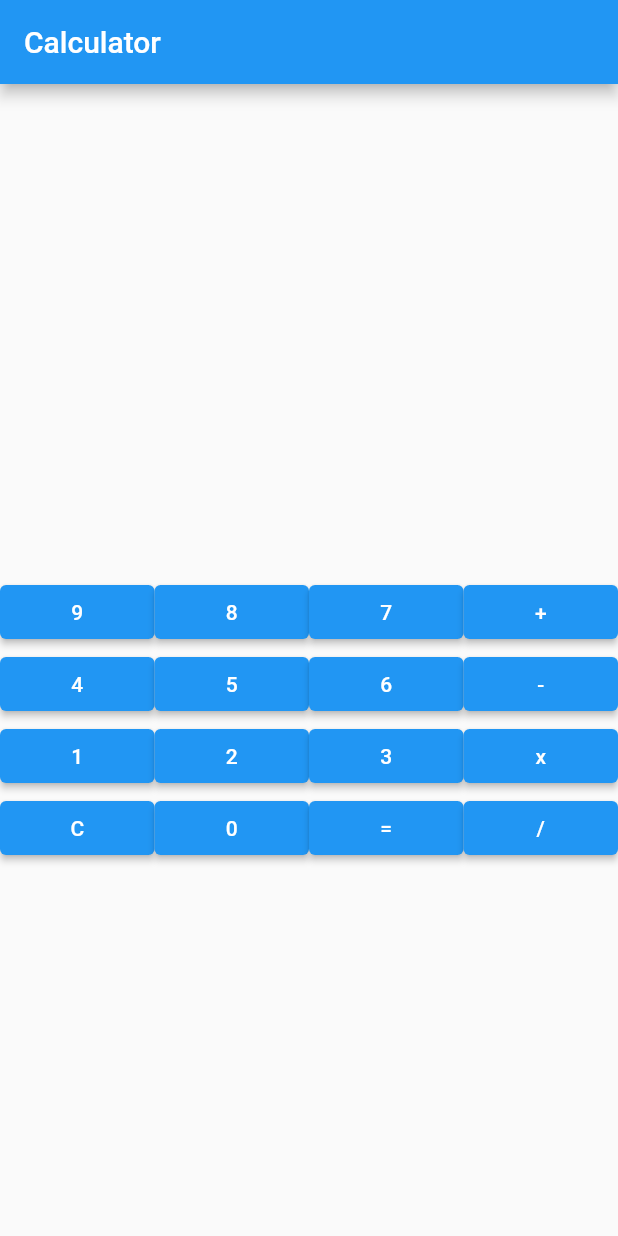
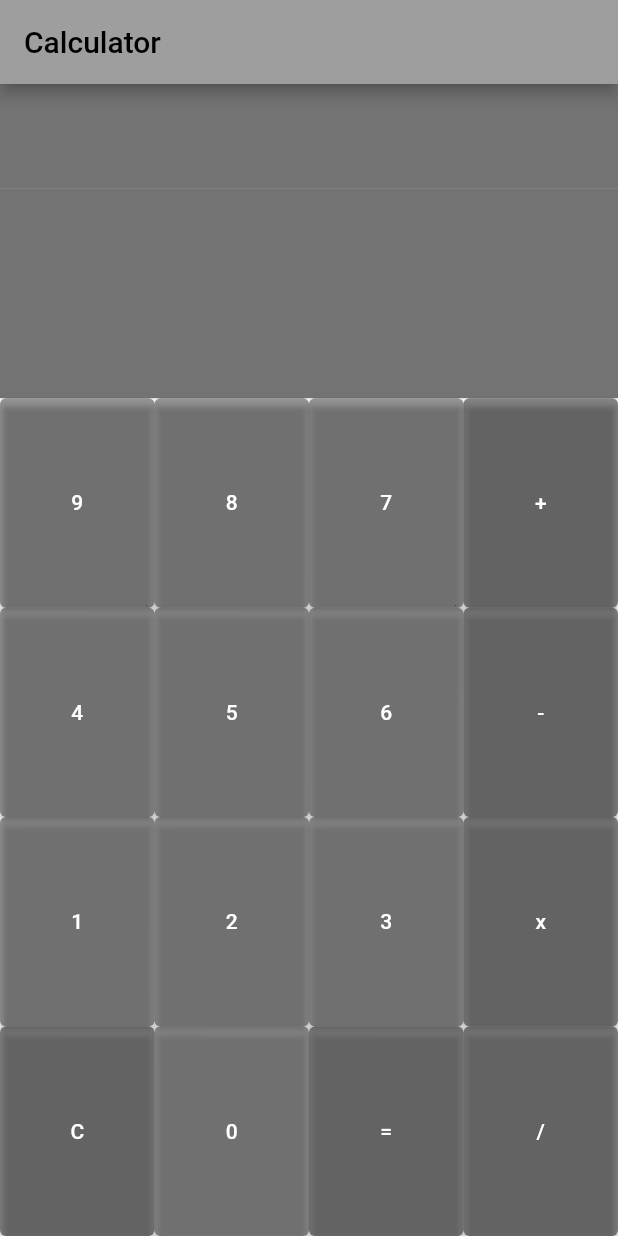
Before and after one commit to yanofu/flutter-calculator, a Flutter app: the screen it shows after launch, on a phone screen of 412 x 824 dp. Run offline on Flutter 3.47's test engine with Material 2 defaults, Android fonts, the phone set to English and light mode, and no system bars.

Commit message:
change layout

```diff
--- a/calculator/lib/main.dart
+++ b/calculator/lib/main.dart
@@ -10,24 +10,23 @@ class MyApp extends StatelessWidget {
     return MaterialApp(
       title: 'Calculator',
       theme: ThemeData(
-        primarySwatch: Colors.blue,
+        primarySwatch: Colors.grey,
       ),
-      home: MyHomePage(title: 'Calculator'),
+      home: Calculator(title: 'Calculator'),
     );
   }
 }
 
-class MyHomePage extends StatefulWidget {
-  MyHomePage({Key? key, required this.title}) : super(key: key);
+class Calculator extends StatefulWidget {
+  Calculator({Key? key, required this.title}) : super(key: key);
 
   final String title;
 
   @override
-  _MyHomePageState createState() => _MyHomePageState();
+  _CalculatorState createState() => _CalculatorState();
 }
 
-class _MyHomePageState extends State<MyHomePage> {
-
+class _CalculatorState extends State<Calculator> {
   String _formula = "";
   String _numText = "0";
   String _operator = "";
@@ -42,9 +41,9 @@ class _MyHomePageState extends State<MyHomePage> {
     _result = "";
   }
 
-  void _numeric(String text){
+  void _numeric(String text) {
     setState(() {
-      if(_numText == "0"){
+      if (_numText == "0") {
         _numText = "";
       }
       _numText = _numText + text;
@@ -54,16 +53,13 @@ class _MyHomePageState extends State<MyHomePage> {
 
   int _calculate(String operator, int num1, int num2) {
     int num = 0;
-    if(operator == "+") {
+    if (operator == "+") {
       num = num1 + num2;
-    }
-    else if(operator == "-") {
+    } else if (operator == "-") {
       num = num1 - num2;
-    }
-    else if(operator == "x") {
+    } else if (operator == "x") {
       num = num1 * num2;
-    }
-    else if(operator == "/") {
+    } else if (operator == "/") {
       num = num1 ~/ num2;
     }
     return num;
@@ -76,11 +72,9 @@ class _MyHomePageState extends State<MyHomePage> {
         _num = _calculate(_operator, _num, int.parse(_numText));
         _numText = _num.toString();
         _result = _num.toString();
-      }
-      else if(text == "C") {
+      } else if (text == "C") {
         _clear();
-      }
-      else {
+      } else {
         _formula = _numText + text;
         _num = int.parse(_numText);
         _numText = "0";
@@ -94,7 +88,16 @@ class _MyHomePageState extends State<MyHomePage> {
     return Expanded(
       child: ElevatedButton(
         onPressed: () => _numeric(text),
-        child: Text(text),
+        child: Text(
+          text,
+          style: TextStyle(
+            color: Colors.white,
+          ),
+        ),
+        style: ElevatedButton.styleFrom(
+            primary: Colors.black38,
+            onPrimary: Colors.black87,
+            minimumSize: const Size(double.infinity, double.infinity)),
       ),
     );
   }
@@ -103,7 +106,16 @@ class _MyHomePageState extends State<MyHomePage> {
     return Expanded(
       child: ElevatedButton(
         onPressed: () => _parse(text),
-        child: Text(text),
+        child: Text(
+          text,
+          style: TextStyle(
+            color: Colors.white,
+          ),
+        ),
+        style: ElevatedButton.styleFrom(
+            primary: Colors.black45,
+            onPrimary: Colors.black87,
+            minimumSize: const Size(double.infinity, double.infinity)),
       ),
     );
   }
@@ -118,15 +130,42 @@ class _MyHomePageState extends State<MyHomePage> {
         child: Column(
           mainAxisAlignment: MainAxisAlignment.center,
           children: <Widget>[
-            Text(
+            Expanded(
+              flex: 1,
+              child: Container(
+                color: Colors.black54,
+                width: double.infinity,
+                child: FittedBox(
+                  alignment: Alignment.centerRight,
+                  child: Text(
                     '$_formula',
-              style: Theme.of(context).textTheme.headline4,
+                    style: TextStyle(
+                      color: Colors.white,
                     ),
-            Text(
+                    textAlign: TextAlign.right,
+                  ),
+                ),
+              ),
+            ),
+            Expanded(
+              flex: 2,
+              child: Container(
+                color: Colors.black54,
+                width: double.infinity,
+                child: FittedBox(
+                  alignment: Alignment.centerRight,
+                  child: Text(
                     '$_result',
-              style: Theme.of(context).textTheme.headline4,
+                    style: TextStyle(
+                      color: Colors.white,
                     ),
-            Row(
+                  ),
+                ),
+              ),
+            ),
+            Expanded(
+              flex: 2,
+              child: Row(
                 children: <Widget>[
                   _buildNumButton('9'),
                   _buildNumButton('8'),
@@ -134,7 +173,10 @@ class _MyHomePageState extends State<MyHomePage> {
                   _buildOperatorButton('+'),
                 ],
               ),
-            Row(
+            ),
+            Expanded(
+              flex: 2,
+              child: Row(
                 children: <Widget>[
                   _buildNumButton('4'),
                   _buildNumButton('5'),
@@ -142,7 +184,10 @@ class _MyHomePageState extends State<MyHomePage> {
                   _buildOperatorButton('-'),
                 ],
               ),
-            Row(
+            ),
+            Expanded(
+              flex: 2,
+              child: Row(
                 children: <Widget>[
                   _buildNumButton('1'),
                   _buildNumButton('2'),
@@ -150,7 +195,10 @@ class _MyHomePageState extends State<MyHomePage> {
                   _buildOperatorButton('x'),
                 ],
               ),
-            Row(
+            ),
+            Expanded(
+              flex: 2,
+              child: Row(
                 children: <Widget>[
                   _buildOperatorButton('C'),
                   _buildNumButton('0'),
@@ -158,6 +206,7 @@ class _MyHomePageState extends State<MyHomePage> {
                   _buildOperatorButton('/'),
                 ],
               ),
+            ),
           ],
         ),
       ),
```
Lines whose indentation alone changed are shown as unchanged.
